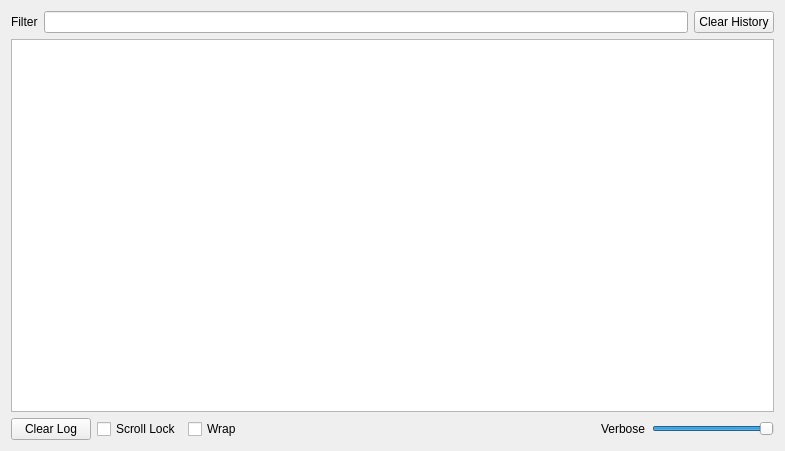
Old version of the form qdevicemonitor/DeviceWidget.ui in the repository alopatindev/qdevicemonitor.
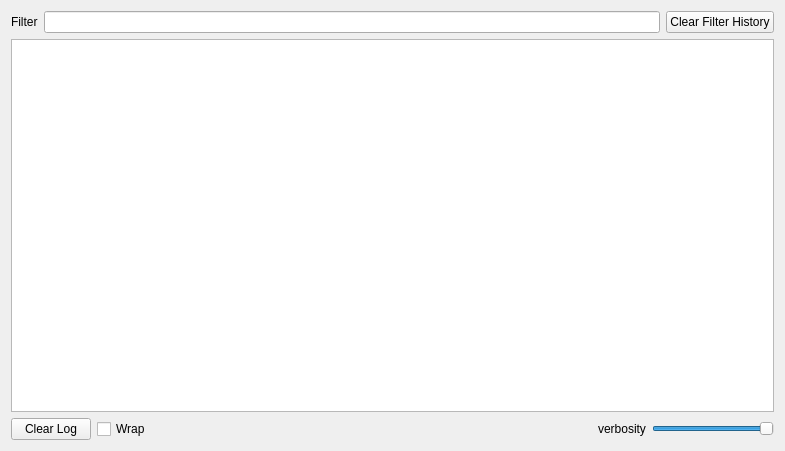
New version of the form.

Patch:
```diff
--- a/qdevicemonitor/DeviceWidget.ui
+++ b/qdevicemonitor/DeviceWidget.ui
@@ -38,7 +38,7 @@
      <item>
       <widget class="QPushButton" name="pushButton">
        <property name="text">
-        <string>Clear History</string>
+        <string>Clear Filter History</string>
        </property>
       </widget>
      </item>
@@ -68,14 +68,7 @@
       </widget>
      </item>
      <item>
-      <widget class="QCheckBox" name="checkBox">
-       <property name="text">
-        <string>Scroll Lock</string>
-       </property>
-      </widget>
-     </item>
-     <item>
-      <widget class="QCheckBox" name="checkBox_2">
+      <widget class="QCheckBox" name="wrapCheckBox">
        <property name="text">
         <string>Wrap</string>
        </property>
@@ -97,7 +90,7 @@
      <item>
       <widget class="QLabel" name="label_2">
        <property name="text">
-        <string>Verbose</string>
+        <string>verbosity</string>
        </property>
       </widget>
      </item>
```
Left out of the diff: 13 changed lines with no effect on the pictures.
